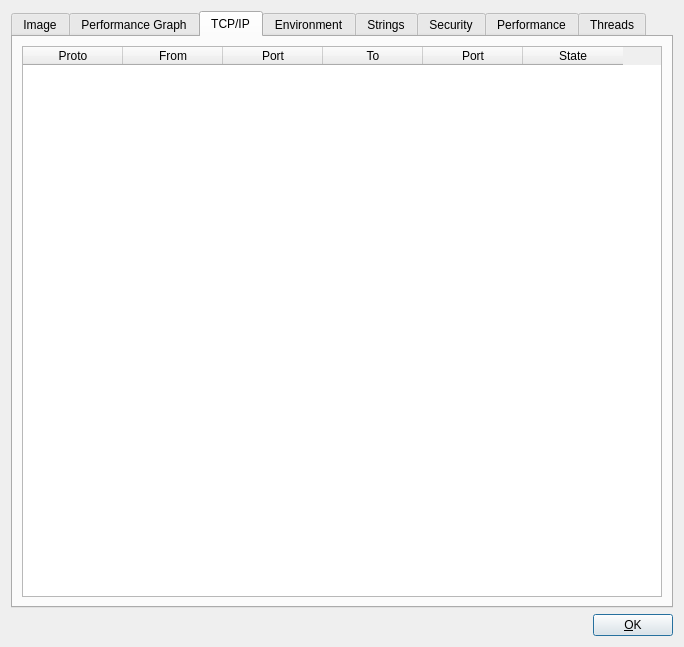
This is ui/processdetails.ui in inspectC/linux-process-explorer as Qt 5 draws it before an edit. The edited form follows.
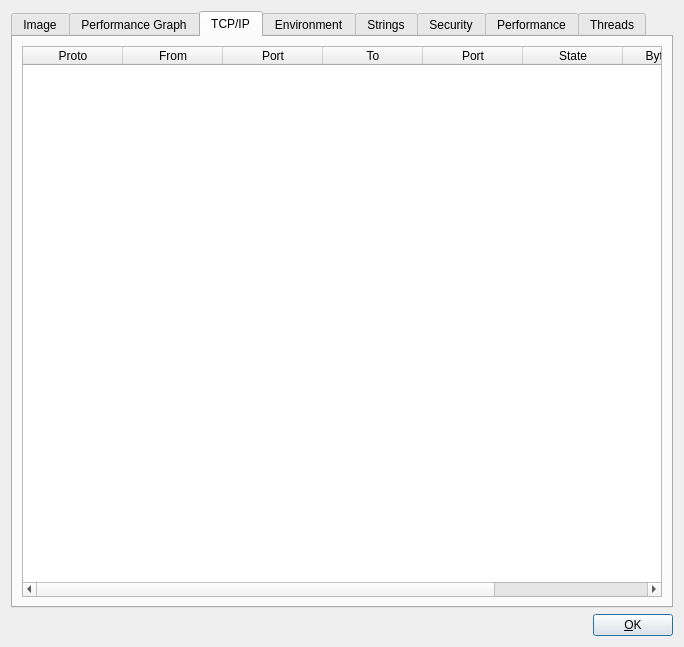
This is the edited form. The open tabs and pages were chosen to show the change. Custom widgets are drawn as their Qt base class.

What changed in the file:
```diff
--- a/ui/processdetails.ui
+++ b/ui/processdetails.ui
@@ -613,6 +613,16 @@
            <string>State</string>
           </property>
          </column>
+         <column>
+          <property name="text">
+           <string>BytesSent</string>
+          </property>
+         </column>
+         <column>
+          <property name="text">
+           <string>BytesRec</string>
+          </property>
+         </column>
         </widget>
        </item>
       </layout>
```
Left out of the diff: 2 changed lines with no effect on the pictures.
